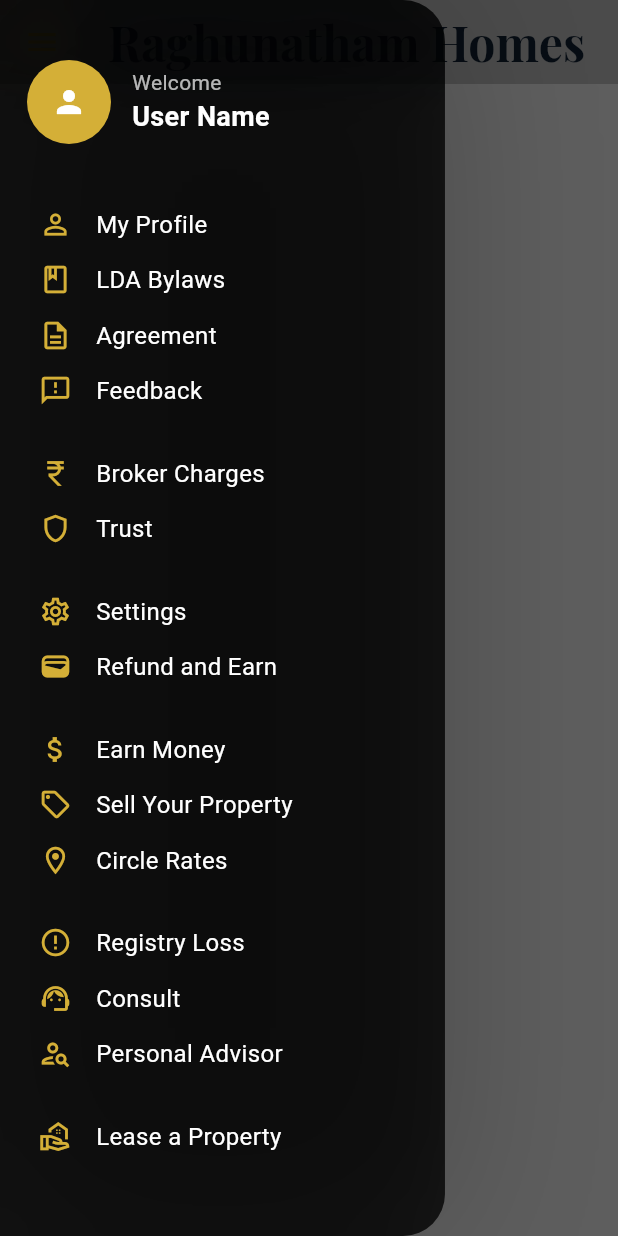
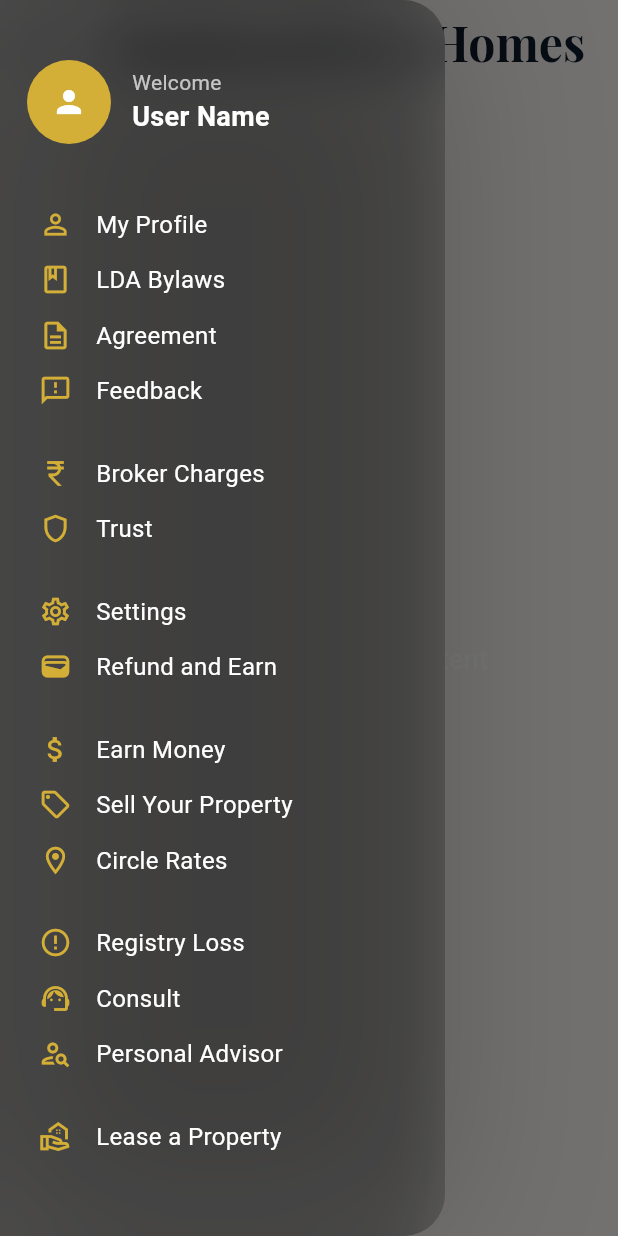
Before and after one commit to mlptechster/RaghunathamLucknowApp, a Flutter app: the HomePage screen opened directly, with the side drawer open, on a phone screen of 412 x 824 dp. Run offline on Flutter 3.47's test engine with Material 3 defaults, Android fonts, the light colour scheme and no system bars; our stand-ins replace cloud_firestore, firebase_auth, firebase_core, flutter_bloc, get_it, google_fonts; accounts and stored records are empty.

Commit message:
small update in ui

```diff
--- a/raghunathamhomes/lib/features/home_page/pages/home_page.dart
+++ b/raghunathamhomes/lib/features/home_page/pages/home_page.dart
@@ -1,23 +1,87 @@
 import 'package:flutter/material.dart';
+import 'package:flutter_bloc/flutter_bloc.dart';
 import 'package:raghunathamhomes/constants/app_colors.dart';
+import 'package:raghunathamhomes/features/authentication/presentation/bloc/auth_bloc.dart';
+import 'package:raghunathamhomes/features/authentication/presentation/bloc/auth_state.dart';
+import 'package:raghunathamhomes/features/authentication/presentation/pages/auth_screen.dart';
 import 'package:raghunathamhomes/features/home_page/widgets/home_drawer.dart';
+
 
 class HomePage extends StatelessWidget {
   const HomePage({super.key});
 
   @override
   Widget build(BuildContext context) {
-    return Scaffold(
-      backgroundColor: AppColors.overlayDark,
-      appBar: AppBar(
-        iconTheme: IconThemeData(color: AppColors.accentGold),
-        backgroundColor: AppColors.overlayDark,
-        centerTitle: true,
-        title: Text("Raghunatham Homes",
-        style: headingStyle,
-        ),
-      ),
-      drawer: HomeDrawer(),
+    // We use a BlocConsumer to combine the builder (for loading overlay)
+    // and the listener (for navigation and errors).
+    return BlocConsumer<AuthBloc, AuthState>(
+      // 1. LISTENER: Handles side effects like navigation and showing SnackBars
+      listener: (context, state) {
+        // Clear previous SnackBars before showing a new one
+        ScaffoldMessenger.of(context).hideCurrentSnackBar();
+
+        // 1a. Handle Successful Sign-Out Navigation
+        if (state.status == AuthStatus.unauthenticated) {
+          // Navigate to AuthScreen and clear the entire navigation stack
+          Navigator.pushAndRemoveUntil(
+            context,
+            MaterialPageRoute(builder: (ctx) => const AuthScreen()),
+            (Route<dynamic> route) => false,
+          );
+        }
+
+        // 1b. Handle Error Message
+        if (state.errorMessage != null) {
+          ScaffoldMessenger.of(context).showSnackBar(
+            SnackBar(
+              content: Text(state.errorMessage!),
+              backgroundColor: Colors.red.shade700,
+            ),
+          );
+          // Note: The BLoC should ideally clear the errorMessage after the event is processed.
+        }
+      },
+
+      // 2. BUILDER: Handles UI structure and displays the loading overlay
+      builder: (context, state) {
+        // Use a Stack to overlay the loading indicator on top of the main content
+        return Stack(
+          children: [
+            // Main Content (Scaffold)
+            Scaffold(
+              backgroundColor: AppColors.background,
+              appBar: AppBar(
+                iconTheme: IconThemeData(color: AppColors.primary),
+                backgroundColor: AppColors.background,
+                centerTitle: true,
+                // Replace 'headingStyle' with a direct style if the import is missing
+                title: Text(
+                  "Raghunatham Homes",
+                  style: headingStyle// Placeholder style
+                ),
+              ),
+              drawer: const HomeDrawer(),
+              body: const Center(
+                 child: Text(
+                    "Authenticated Home Content",
+                    style: TextStyle(color: Colors.white70, fontSize: 18),
+                  ),
+              ),
+            ),
+
+            // 3. Loading Overlay
+            if (state.isLoading)
+              Container(
+                color: Colors.black.withValues(alpha:0.5), // Semi-transparent overlay
+                child: Center(
+                  child: CircularProgressIndicator(
+                    valueColor: AlwaysStoppedAnimation<Color>(AppColors.accentGold),
+                  ),
+                ),
+              ),
+          ],
+        );
+      },
     );
   }
 }
--- a/raghunathamhomes/lib/main.dart
+++ b/raghunathamhomes/lib/main.dart
@@ -4,7 +4,6 @@ import 'package:flutter_bloc/flutter_bloc.dart';
 import 'package:raghunathamhomes/dependency_injection.dart';
 import 'package:raghunathamhomes/dependency_injection.dart' as di;
 import 'package:raghunathamhomes/features/authentication/presentation/bloc/auth_bloc.dart';
-import 'package:raghunathamhomes/features/authentication/presentation/bloc/auth_event.dart';
 import 'package:raghunathamhomes/features/splash/splash_screen.dart';
 
 void main()async{
@@ -20,7 +19,7 @@ class MyApp extends StatelessWidget {
   Widget build(BuildContext context) {
     return MultiBlocProvider(
       providers: [
-        BlocProvider(create: (_) => sl<AuthBloc>()..add(AuthCheckStatusRequested()),),
+        BlocProvider(create: (_) => sl<AuthBloc>(),),
       ],
       child: MaterialApp(
         home: SplashScreen(),
```
Also changed, not shown: raghunathamhomes/lib/features/home_page/widgets/home_drawer.dart (+7 -0 lines), Company_logo/RH_logo.png (added), Company_logo/RH_trans.png (added), Company_logo/logo2.png (added), Company_logo/remove.photos-removed-background.png (added), 1 other file.
